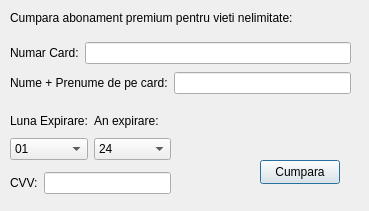
Before: the Qt Designer form ClientSide/paymentdialog.ui in VladuceanuTudor/CODE-BUDDY, drawn with Qt 5.
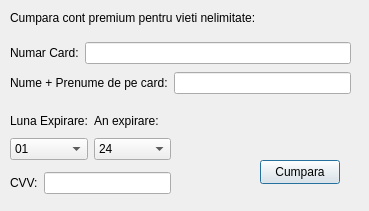
After: the same form once the commit is applied.

```diff
--- a/ClientSide/paymentdialog.ui
+++ b/ClientSide/paymentdialog.ui
@@ -23,7 +23,7 @@
     </rect>
    </property>
    <property name="text">
-    <string>Cumpara abonament premium pentru vieti nelimitate:</string>
+    <string>Cumpara cont premium pentru vieti nelimitate:</string>
    </property>
   </widget>
   <widget class="QPushButton" name="btnCumpara">
@@ -39,7 +39,7 @@
     <string>Cumpara</string>
    </property>
   </widget>
-  <widget class="QWidget" name="">
+  <widget class="QWidget" name="layoutWidget">
    <property name="geometry">
     <rect>
      <x>10</x>
@@ -61,7 +61,7 @@
     </item>
    </layout>
   </widget>
-  <widget class="QWidget" name="">
+  <widget class="QWidget" name="layoutWidget">
    <property name="geometry">
     <rect>
      <x>10</x>
@@ -83,7 +83,7 @@
     </item>
    </layout>
   </widget>
-  <widget class="QWidget" name="">
+  <widget class="QWidget" name="layoutWidget">
    <property name="geometry">
     <rect>
      <x>10</x>
@@ -105,7 +105,7 @@
     </item>
    </layout>
   </widget>
-  <widget class="QWidget" name="">
+  <widget class="QWidget" name="layoutWidget">
    <property name="geometry">
     <rect>
      <x>10</x>
```
